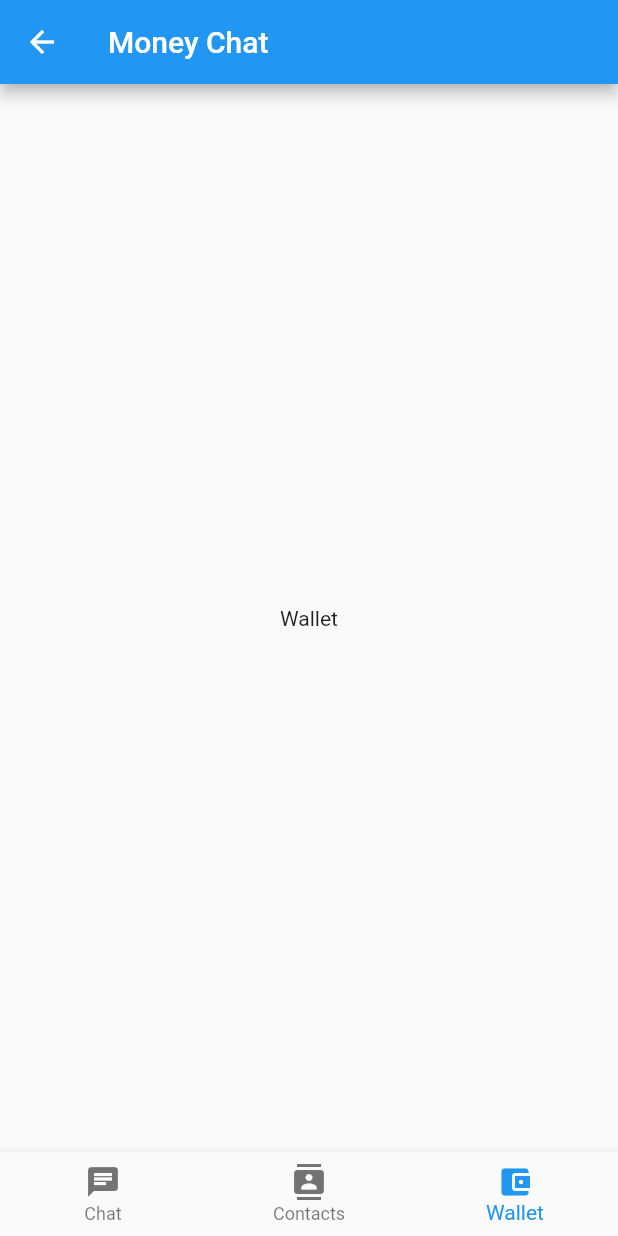
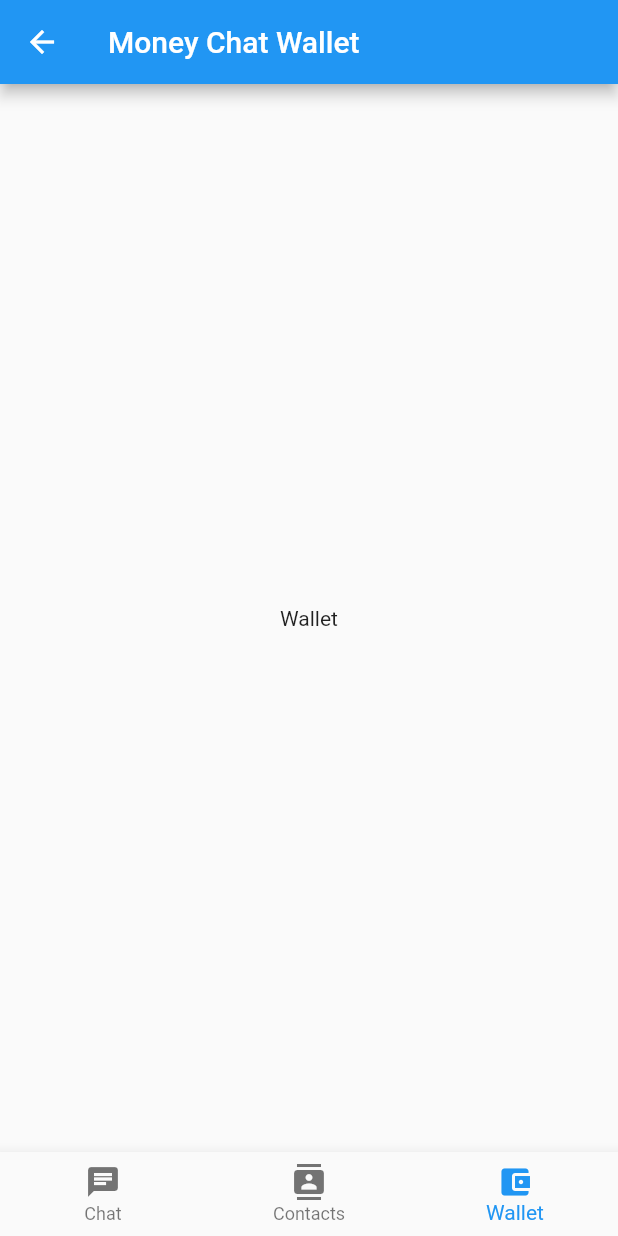
Before and after one commit to SamKomesarook/MoneyChat-Frontend, a Flutter app: the Home screen opened by its route, item 3 of the bottom bar chosen, on a phone screen of 412 x 824 dp. Run offline on Flutter 3.47's test engine with Material 2 defaults, Android fonts, the phone set to English and light mode, and no system bars.

Commit message:
added .dart files for chat and wallet view

```diff
--- a/lib/add_contact.dart
+++ b/lib/add_contact.dart
@@ -10,7 +10,7 @@ class _AddContactState extends State<AddContact> {
   Widget build(BuildContext context) {
     return Scaffold(
       appBar: AppBar(
-        title: Text('Add Contacts'),
+        title: Text('Add Contact'),
       ),
       body: Center(
         child: Text('Add Contact'),
--- a/lib/home.dart
+++ b/lib/home.dart
@@ -1,5 +1,7 @@
 import 'package:flutter/material.dart';
 import 'contacts.dart';
+import 'wallet.dart';
+import 'chat.dart';
 
 class Home extends StatefulWidget {
   @override
@@ -8,25 +10,34 @@ class Home extends StatefulWidget {
 
 class _HomeState extends State<Home> {
   int _selectedIndex = 0;
+  String _appBarTitle = "Money Chat";
 
   void _onItemTapped(int index) {
     setState(() {
       _selectedIndex = index;
+
+      if (index == 0) {
+        _appBarTitle = 'Money Chat';
+      } else if (index == 1) {
+        _appBarTitle = 'Contacts';
+      } else if (index == 2) {
+        _appBarTitle = 'Money Chat Wallet';
+      }
     });
   }
 
   List<Widget> _widgetOptions = <Widget>[
     // A List of different widget views
-    Text('Chat'),
+    Chat(),
     Contacts(),
-    Text('Wallet'),
+    Wallet(),
   ];
 
   @override
   Widget build(BuildContext context) {
     return Scaffold(
       appBar: AppBar(
-        title: Text('Money Chat'),
+        title: Text('$_appBarTitle'),
       ),
       body: Center(
         child: _widgetOptions.elementAt(_selectedIndex),
--- /dev/null
+++ b/lib/wallet.dart
@@ -0,0 +1,22 @@
+import 'package:flutter/material.dart';
+
+class Wallet extends StatefulWidget {
+  @override
+  _WalletState createState() => _WalletState();
+}
+
+class _WalletState extends State<Wallet> {
+  @override
+  Widget build(BuildContext context) {
+    return Scaffold(
+      body: Center(
+        child: Column(
+          mainAxisAlignment: MainAxisAlignment.center,
+          children: <Widget>[
+            Text('Wallet'),
+          ],
+        ),
+      ),
+    );
+  }
+}
```
Also changed, not shown: lib/chat.dart (added, +22 -0 lines).
